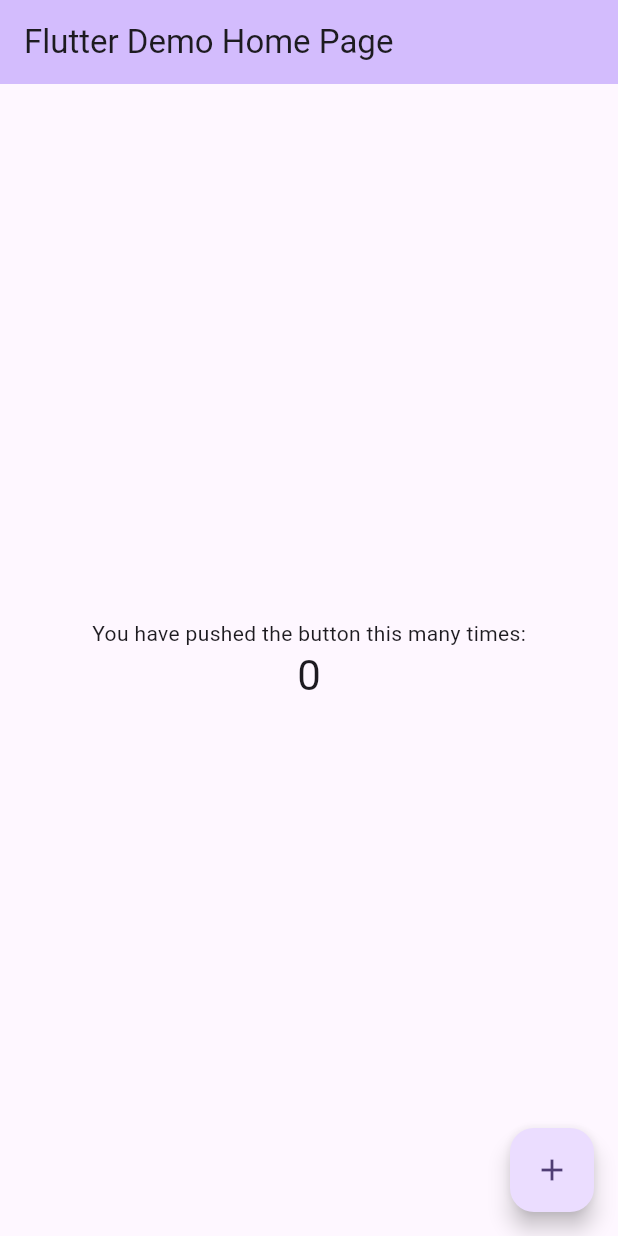
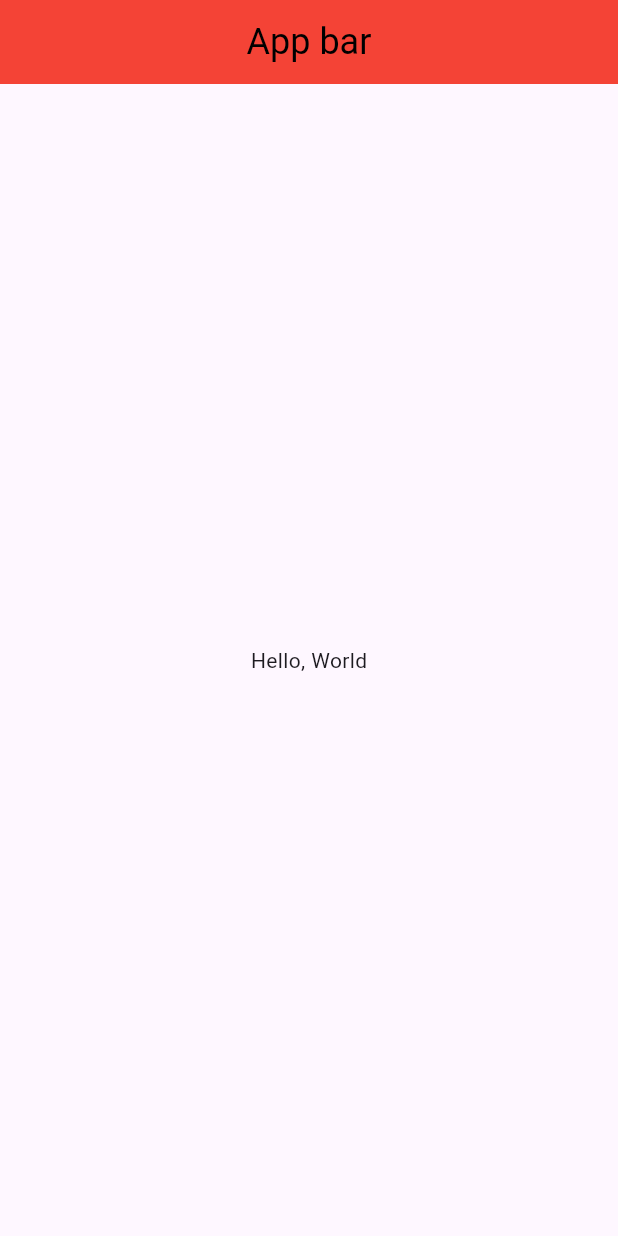
Before and after one commit to renilyu3/bernas_flutter_demo, a Flutter app: the screen it shows after launch, on a phone screen of 412 x 824 dp. Run offline on Flutter 3.47's test engine with Material 3 defaults, Android fonts, the light colour scheme and no system bars.

Commit message:
second change

```diff
--- a/lib/main.dart
+++ b/lib/main.dart
@@ -1,125 +1,18 @@
+import 'package:bernas_flutter_demo/pages/home.dart';
 import 'package:flutter/material.dart';
 
 void main() {
-  runApp(const MyApp());
+  runApp (const MyApp());
 }
 
 class MyApp extends StatelessWidget {
-  const MyApp({super.key});
+  const MyApp({super. key});
 
-  // This widget is the root of your application.
   @override
   Widget build(BuildContext context) {
     return MaterialApp(
-      title: 'Flutter Demo',
-      theme: ThemeData(
-        // This is the theme of your application.
-        //
-        // TRY THIS: Try running your application with "flutter run". You'll see
-        // the application has a purple toolbar. Then, without quitting the app,
-        // try changing the seedColor in the colorScheme below to Colors.green
-        // and then invoke "hot reload" (save your changes or press the "hot
-        // reload" button in a Flutter-supported IDE, or press "r" if you used
-        // the command line to start the app).
-        //
-        // Notice that the counter didn't reset back to zero; the application
-        // state is not lost during the reload. To reset the state, use hot
-        // restart instead.
-        //
-        // This works for code too, not just values: Most code changes can be
-        // tested with just a hot reload.
-        colorScheme: ColorScheme.fromSeed(seedColor: Colors.deepPurple),
-        useMaterial3: true,
-      ),
-      home: const MyHomePage(title: 'Flutter Demo Home Page'),
+      debugShowCheckedModeBanner: false,
+      home: const HomePage(),
     );
   }
 }
-
-class MyHomePage extends StatefulWidget {
-  const MyHomePage({super.key, required this.title});
-
-  // This widget is the home page of your application. It is stateful, meaning
-  // that it has a State object (defined below) that contains fields that affect
-  // how it looks.
-
-  // This class is the configuration for the state. It holds the values (in this
-  // case the title) provided by the parent (in this case the App widget) and
-  // used by the build method of the State. Fields in a Widget subclass are
-  // always marked "final".
-
-  final String title;
-
-  @override
-  State<MyHomePage> createState() => _MyHomePageState();
-}
-
-class _MyHomePageState extends State<MyHomePage> {
-  int _counter = 0;
-
-  void _incrementCounter() {
-    setState(() {
-      // This call to setState tells the Flutter framework that something has
-      // changed in this State, which causes it to rerun the build method below
-      // so that the display can reflect the updated values. If we changed
-      // _counter without calling setState(), then the build method would not be
-      // called again, and so nothing would appear to happen.
-      _counter++;
-    });
-  }
-
-  @override
-  Widget build(BuildContext context) {
-    // This method is rerun every time setState is called, for instance as done
-    // by the _incrementCounter method above.
-    //
-    // The Flutter framework has been optimized to make rerunning build methods
-    // fast, so that you can just rebuild anything that needs updating rather
-    // than having to individually change instances of widgets.
-    return Scaffold(
-      appBar: AppBar(
-        // TRY THIS: Try changing the color here to a specific color (to
-        // Colors.amber, perhaps?) and trigger a hot reload to see the AppBar
-        // change color while the other colors stay the same.
-        backgroundColor: Theme.of(context).colorScheme.inversePrimary,
-        // Here we take the value from the MyHomePage object that was created by
-        // the App.build method, and use it to set our appbar title.
-        title: Text(widget.title),
-      ),
-      body: Center(
-        // Center is a layout widget. It takes a single child and positions it
-        // in the middle of the parent.
-        child: Column(
-          // Column is also a layout widget. It takes a list of children and
-          // arranges them vertically. By default, it sizes itself to fit its
-          // children horizontally, and tries to be as tall as its parent.
-          //
-          // Column has various properties to control how it sizes itself and
-          // how it positions its children. Here we use mainAxisAlignment to
-          // center the children vertically; the main axis here is the vertical
-          // axis because Columns are vertical (the cross axis would be
-          // horizontal).
-          //
-          // TRY THIS: Invoke "debug painting" (choose the "Toggle Debug Paint"
-          // action in the IDE, or press "p" in the console), to see the
-          // wireframe for each widget.
-          mainAxisAlignment: MainAxisAlignment.center,
-          children: <Widget>[
-            const Text(
-              'You have pushed the button this many times:',
-            ),
-            Text(
-              '$_counter',
-              style: Theme.of(context).textTheme.headlineMedium,
-            ),
-          ],
-        ),
-      ),
-      floatingActionButton: FloatingActionButton(
-        onPressed: _incrementCounter,
-        tooltip: 'Increment',
-        child: const Icon(Icons.add),
-      ), // This trailing comma makes auto-formatting nicer for build methods.
-    );
-  }
-}
--- /dev/null
+++ b/lib/pages/home.dart
@@ -0,0 +1,31 @@
+import 'package:flutter/material.dart';
+
+final TextStyle textStyle = TextStyle(fontSize: 20);
+
+class HomePage extends StatelessWidget {
+    const HomePage({super.key});
+
+    @override
+    Widget build(BuildContext context) {
+        return Scaffold(
+            appBar: appBar(),
+            body: Center(
+                child: Text("Hello, World"),
+            ),
+        );
+    }
+    AppBar appBar () {
+        return AppBar(
+            title: Text(
+                "App bar",
+                style: TextStyle(
+                    color: Colors.black,
+                    fontSize: 24,
+                    fontweight: FontWeight.bold,
+                ),
+            ),
+            backgroundColor: Colors. red,
+            centerTitle: true,
+        );
+    }
+}
```
